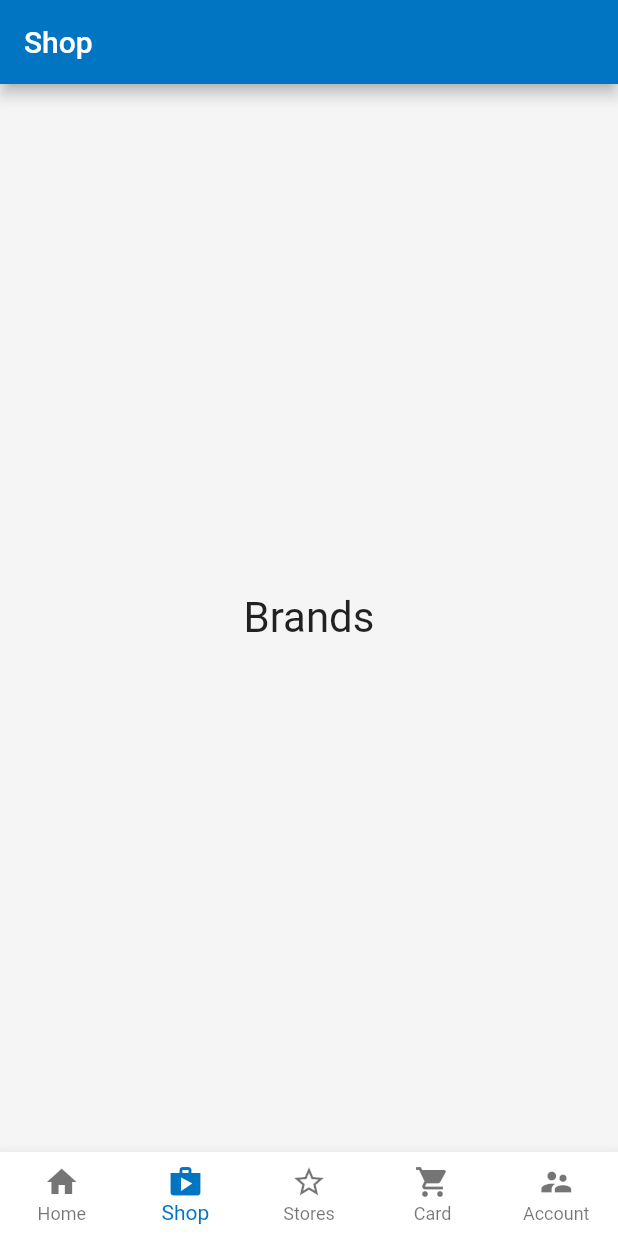
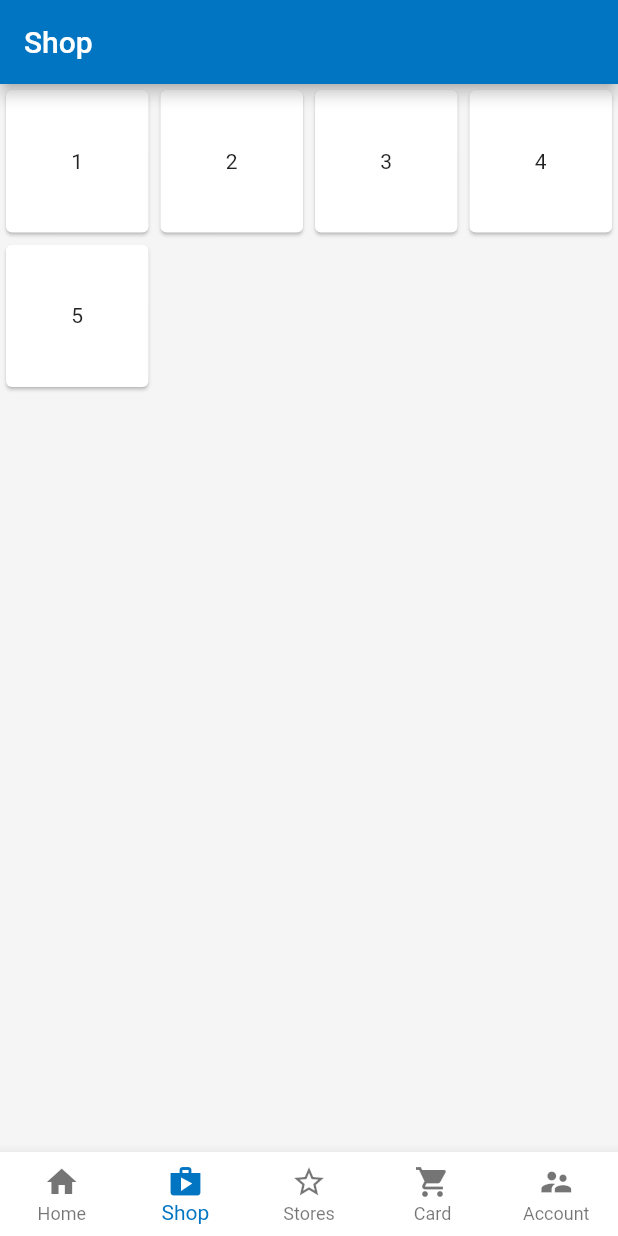
Before and after one commit to rkostritsyn/flutter_shoes_shop, a Flutter app: the screen it shows after launch, item 2 of the bottom bar chosen, on a phone screen of 412 x 824 dp. Run offline on Flutter 3.47's test engine with Material 2 defaults, Android fonts, the phone set to English and light mode, and no system bars.

Commit message:
added brands list widget

```diff
--- a/lib/ui/screen/brands_screen.dart
+++ b/lib/ui/screen/brands_screen.dart
@@ -1,6 +1,11 @@
+// Flutter
 import 'package:flutter/material.dart';
 
+// Utils
 import '../../res/styles.dart';
+
+// Widgets
+import '../widgets/brands_list.dart';
 
 class BrandsScreen extends StatefulWidget {
   @override
@@ -13,10 +18,6 @@ class _BrandsScreenState extends State<BrandsScreen> {
 
   @override
   Widget build(BuildContext context) {
-    return Scaffold(
-      body: Center(
-        child: Text('Brands', style: TextStyles.H1),
-      ),
-    );
+    return Scaffold(body: BrandsList());
   }
 }
--- a/lib/ui/screen/home_screen.dart
+++ b/lib/ui/screen/home_screen.dart
@@ -1,7 +1,7 @@
 import 'package:flutter/material.dart';
-import 'package:flutter_shoes_shop/res/styles.dart';
 
-
+// Utils
+import '../../res/styles.dart';
 
 class HomeScreen extends StatelessWidget {
   @override
--- /dev/null
+++ b/lib/ui/widgets/brands_list.dart
@@ -0,0 +1,23 @@
+// Flutter
+import 'package:flutter/material.dart';
+
+class BrandsList extends StatelessWidget {
+
+  @override
+  Widget build(BuildContext context) {
+    return GridView.extent(
+      maxCrossAxisExtent: 120,
+      children: <Widget>[
+        _buildCard('1'),
+        _buildCard('2'),
+        _buildCard('3'),
+        _buildCard('4'),
+        _buildCard('5')
+      ],
+    );
+  }
+
+  Widget _buildCard(String text) {
+    return Card(child: Center(child: Text(text)));
+  }
+}
--- /dev/null
+++ b/lib/ui/widgets/search_bar.dart
@@ -0,0 +1,3 @@
+import 'package:flutter/material.dart';
+
+// TODO: Search bar
```
Also changed, not shown: 1 other file.
